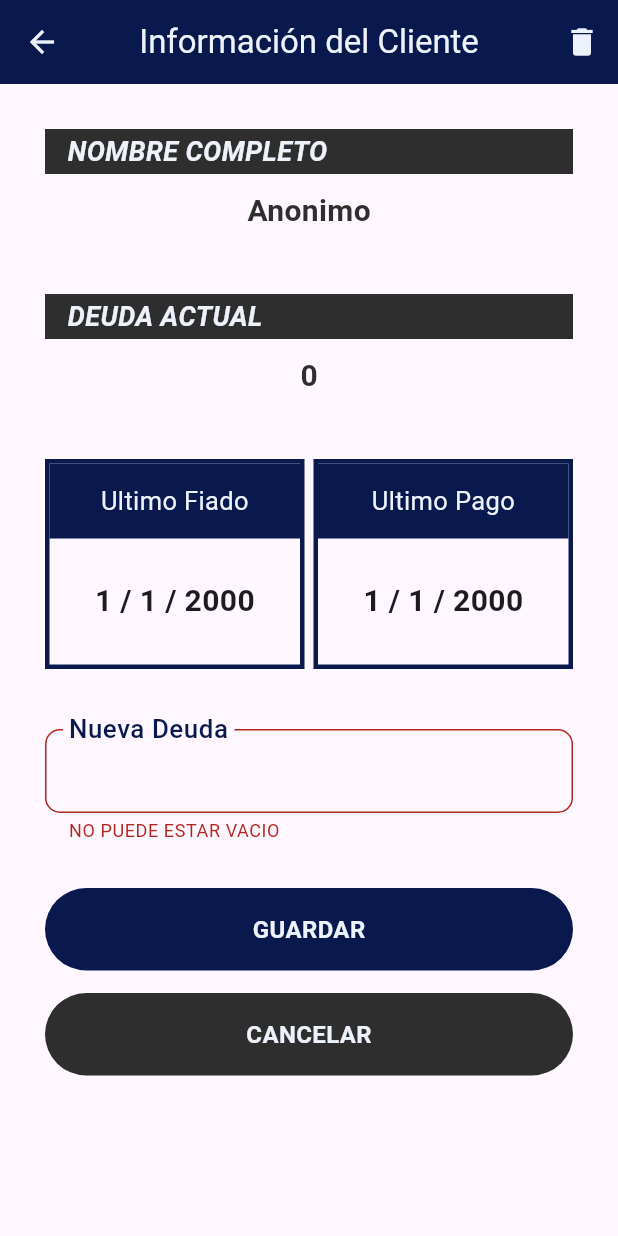
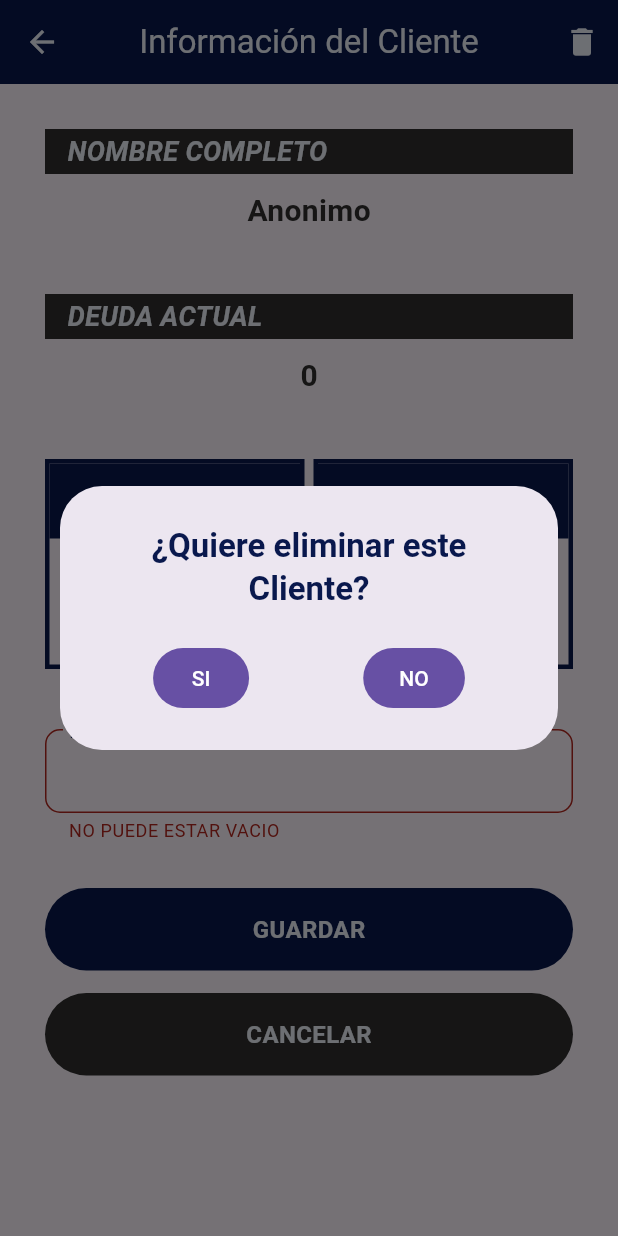
Before and after one commit to Angel-Alfonso-OL/tortilleria_chaly, a Flutter app: the ViewClientScreen screen opened directly with empty values, after a tap on "GUARDAR", after a tap on the "delete" icon, on a phone screen of 412 x 824 dp. Run offline on Flutter 3.47's test engine with Material 3 defaults, Android fonts, the phone set to English and light mode, and no system bars; our stand-ins replace flutter_riverpod, go_router, isar; accounts and stored records are empty; generated files the repository leaves out were written again.

Commit message:
Actualizacion de eliminacion de Cliente.

```diff
--- a/lib/presentation/screen/view_client_screen/view_client_screen.dart
+++ b/lib/presentation/screen/view_client_screen/view_client_screen.dart
@@ -23,7 +23,15 @@ class ViewClientScreen extends ConsumerWidget {
   Widget build(BuildContext context, ref) {
     return GestureDetector(
       onTap: () => FocusScope.of(context).unfocus(),
-      child: Scaffold(
+      child: FutureBuilder(
+        future: ref.watch(getClientByIdProvider(idClient).future),
+        builder: (context, snapshot) {
+          if (snapshot.connectionState == ConnectionState.waiting) {
+            return const Center(
+              child: CircularProgressIndicator(),
+            );
+          }
+          return Scaffold(
             appBar: AppBar(
               backgroundColor: darkBlue,
               foregroundColor: white,
@@ -31,22 +39,52 @@ class ViewClientScreen extends ConsumerWidget {
               centerTitle: true,
               actions: [
                 IconButton(
+                  onPressed: () async {
+                    await showDialog(
+                      context: context,
+                      builder: (context) => AlertDialog(
+                        actionsAlignment: MainAxisAlignment.spaceAround,
+                        title: const SizedBox(
+                          width: double.infinity,
+                          height: 60,
+                          child: Center(
+                            child: Text(
+                              "¿Quiere eliminar este Cliente?",
+                              textAlign: TextAlign.center,
+                              style: TextStyle(
+                                color: darkBlue,
+                                fontSize: 22,
+                                fontWeight: FontWeight.w700,
+                              ),
+                            ),
+                          ),
+                        ),
+                        actions: [
+                          FilledButton(
+                            onPressed: () async {
+                              await ref
+                                  .read(clientDbProvider)
+                                  .delateClient(snapshot.data!.clientId);
+                              ref.invalidate(getListClientProvider);
+                              context.pop();
+                            },
+                            child: const Text("SI"),
+                          ),
+                          FilledButton(
                             onPressed: () {
-
+                              context.pop();
+                            },
+                            child: const Text("NO"),
+                          ),
+                        ],
+                      ),
+                    );
                   },
                   icon: const Icon(Icons.delete),
                 ),
               ],
             ),
-        body: FutureBuilder(
-          future: ref.watch(getClientByIdProvider(idClient).future),
-          builder: (context, snapshot) {
-            if (snapshot.connectionState == ConnectionState.waiting) {
-              return const Center(
-                child: CircularProgressIndicator(),
-              );
-            }
-            return Container(
+            body: Container(
               height: double.infinity,
               padding: const EdgeInsets.symmetric(horizontal: 30, vertical: 0),
               child: SingleChildScrollView(
@@ -212,16 +250,14 @@ class ViewClientScreen extends ConsumerWidget {
                           ),
                         ),
                       ),
-                      const SizedBox(
-                        height: 20,
-                      )
+                      const SizedBox(height: 20)
                     ],
+                  ),
                 ),
               ),
             ),
           );
         },
-        ),
       ),
     );
   }
```
Lines whose indentation alone changed are shown as unchanged.
